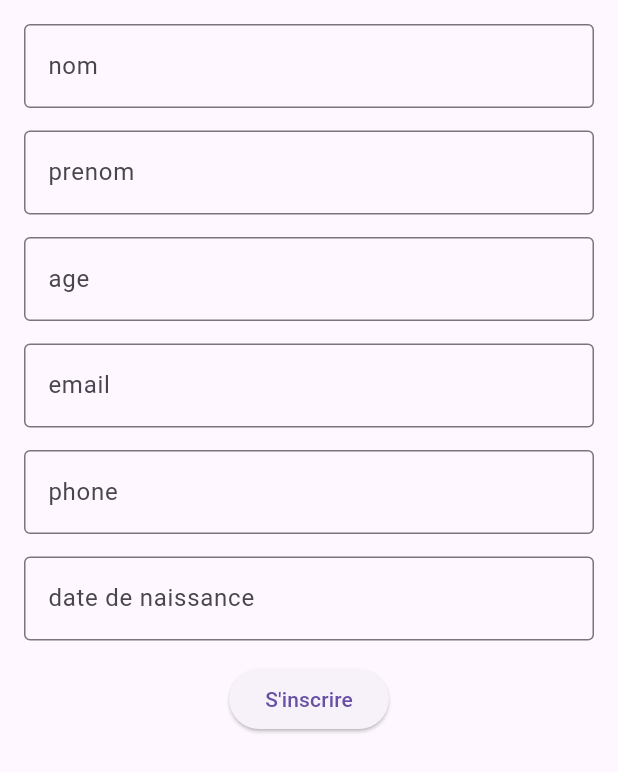
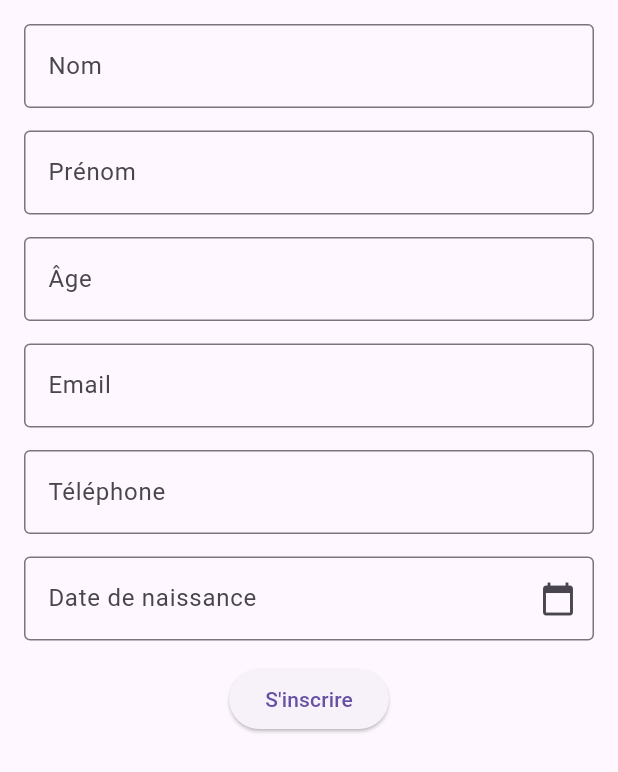
Before and after one commit to ibrahima-42/flutter-gestionUser, a Flutter app: the UserList screen opened directly, after a tap on the "add" icon, on a phone screen of 412 x 824 dp. Shown: the top 772 px of the screen. Run offline on Flutter 3.47's test engine with Material 3 defaults, Android fonts, the light colour scheme and no system bars.

Commit message:
crud ajout user

```diff
--- /dev/null
+++ b/lib/data_service.dart
@@ -0,0 +1,42 @@
+import 'dart:convert';
+import 'dart:io';
+import 'package:flutter/services.dart' show rootBundle;
+import 'package:path_provider/path_provider.dart';
+
+class UserService {
+//methode pour recuperer un fichier
+  Future<File> _getLocalFile() async {
+    final directory = await getApplicationDocumentsDirectory();
+    print(directory.path);
+    return File("${directory.path}/data.json");
+  }
+
+//methode pour recuperer les donnees
+  Future<List<dynamic>> getUsers() async {
+    try {
+      // final file = await _getLocalFile();
+      final file = await _getLocalFile();
+      String content = await file.readAsString();
+      return jsonDecode(content);
+    } catch (e) {
+      print("Erreur de lecture:$e");
+      return [];
+    }
+  }
+
+  //methode pour ajouter les infos saisi
+  Future<void> saveUser(user) async {
+    print("user:$user");
+    // print("data:$data");
+    try {
+      var data = await getUsers();
+      data.add(user);
+      final file = await _getLocalFile();
+      file.writeAsString(jsonEncode(data));
+      print("Ajout success");
+      print("donne ajouter:$data");
+    } catch (e) {
+      print("Erreur :$e");
+    }
+  }
+}
--- a/lib/detail_user.dart
+++ b/lib/detail_user.dart
@@ -1,4 +1,3 @@
-import 'package:flutter/cupertino.dart';
 import 'package:flutter/material.dart';
 
 class DeatilUser extends StatefulWidget {
--- a/lib/user_form.dart
+++ b/lib/user_form.dart
@@ -1,5 +1,6 @@
-import 'package:flutter/cupertino.dart';
 import 'package:flutter/material.dart';
+import 'package:gestionu/data_service.dart';
+import 'package:gestionu/user_list.dart';
 
 class UserForm extends StatefulWidget {
   const UserForm({super.key});
@@ -9,17 +10,19 @@ class UserForm extends StatefulWidget {
 }
 
 class _UserFormState extends State<UserForm> {
-  final GlobalKey _keyForm = GlobalKey<FormState>();
-  final TextEditingController _nomController = new TextEditingController();
-  final TextEditingController _prenomController = new TextEditingController();
-  final TextEditingController _emailController = new TextEditingController();
-  final TextEditingController _phoneController = new TextEditingController();
-  final TextEditingController _ageController = new TextEditingController();
-  final TextEditingController _dateController = new TextEditingController();
+  final GlobalKey<FormState> _keyForm = GlobalKey<FormState>();
+  final TextEditingController _nomController = TextEditingController();
+  final TextEditingController _prenomController = TextEditingController();
+  final TextEditingController _emailController = TextEditingController();
+  final TextEditingController _phoneController = TextEditingController();
+  final TextEditingController _ageController = TextEditingController();
+  final TextEditingController _dateController = TextEditingController();
+
+  UserService _userService = UserService();
 
   @override
   Widget build(BuildContext context) {
-    var _separator = SizedBox(
+    var separator = const SizedBox(
       height: 15.0,
     );
     return Scaffold(
@@ -34,47 +37,140 @@ class _UserFormState extends State<UserForm> {
                     TextFormField(
                       controller: _nomController,
                       keyboardType: TextInputType.name,
-                      decoration: InputDecoration(
-                          label: Text('nom'), border: OutlineInputBorder()),
+                      decoration: const InputDecoration(
+                          label: Text('Nom'), border: OutlineInputBorder()),
+                      validator: (value) {
+                        if (value == null || value.isEmpty) {
+                          return 'Veuillez entrer votre nom';
+                        }
+                        return null;
+                      },
                     ),
-                    _separator,
+                    separator,
                     TextFormField(
                       controller: _prenomController,
                       keyboardType: TextInputType.name,
-                      decoration: InputDecoration(
-                          label: Text('prenom'), border: OutlineInputBorder()),
+                      decoration: const InputDecoration(
+                          label: Text('Prénom'), border: OutlineInputBorder()),
+                      validator: (value) {
+                        if (value == null || value.isEmpty) {
+                          return 'Veuillez entrer votre prénom';
+                        }
+                        return null;
+                      },
                     ),
-                    _separator,
+                    separator,
                     TextFormField(
                       controller: _ageController,
-                      keyboardType: TextInputType.name,
-                      decoration: InputDecoration(
-                          label: Text('age'), border: OutlineInputBorder()),
+                      keyboardType: TextInputType.number,
+                      decoration: const InputDecoration(
+                          label: Text('Âge'), border: OutlineInputBorder()),
+                      validator: (value) {
+                        if (value == null || value.isEmpty) {
+                          return 'Veuillez entrer votre âge';
+                        }
+                        if (int.tryParse(value) == null) {
+                          return 'Veuillez entrer un nombre valide';
+                        }
+                        return null;
+                      },
                     ),
-                    _separator,
+                    separator,
                     TextFormField(
                       controller: _emailController,
-                      keyboardType: TextInputType.name,
-                      decoration: InputDecoration(
-                          label: Text('email'), border: OutlineInputBorder()),
+                      keyboardType: TextInputType.emailAddress,
+                      decoration: const InputDecoration(
+                          label: Text('Email'), border: OutlineInputBorder()),
+                      validator: (value) {
+                        if (value == null || value.isEmpty) {
+                          return 'Veuillez entrer votre email';
+                        }
+                        if (!RegExp(r'^[\w-\.]+@([\w-]+\.)+[\w-]{2,4}$')
+                            .hasMatch(value)) {
+                          return 'Veuillez entrer un email valide';
+                        }
+                        return null;
+                      },
                     ),
-                    _separator,
+                    separator,
                     TextFormField(
                       controller: _phoneController,
-                      keyboardType: TextInputType.name,
-                      decoration: InputDecoration(
-                          label: Text('phone'), border: OutlineInputBorder()),
+                      keyboardType: TextInputType.phone,
+                      decoration: const InputDecoration(
+                          label: Text('Téléphone'),
+                          border: OutlineInputBorder()),
+                      validator: (value) {
+                        if (value == null || value.isEmpty) {
+                          return 'Veuillez entrer votre numéro de téléphone';
+                        }
+                        return null;
+                      },
                     ),
-                    _separator,
+                    separator,
                     TextFormField(
                       controller: _dateController,
                       keyboardType: TextInputType.datetime,
-                      decoration: InputDecoration(
-                          label: Text('date de naissance'),
-                          border: OutlineInputBorder()),
+                      decoration: const InputDecoration(
+                          label: Text('Date de naissance'),
+                          border: OutlineInputBorder(),
+                          suffixIcon: Icon(Icons.calendar_today)),
+                      readOnly: true,
+                      onTap: () async {
+                        DateTime? pickedDate = await showDatePicker(
+                          context: context,
+                          initialDate: DateTime.now(),
+                          firstDate: DateTime(1900),
+                          lastDate: DateTime.now(),
+                        );
+                        if (pickedDate != null) {
+                          setState(() {
+                            _dateController.text =
+                                "${pickedDate.day}/${pickedDate.month}/${pickedDate.year}";
+                          });
+                        }
+                      },
+                      validator: (value) {
+                        if (value == null || value.isEmpty) {
+                          return 'Veuillez entrer votre date de naissance';
+                        }
+                        return null;
+                      },
                     ),
-                    _separator,
-                    ElevatedButton(onPressed: () {}, child: Text("S'inscrire"))
+                    separator,
+                    ElevatedButton(
+                        onPressed: () {
+                          if (_keyForm.currentState!.validate()) {
+                            var user = {
+                              "nom": _nomController.text,
+                              "prenom": _prenomController.text,
+                              "email": _emailController.text,
+                              "phone": _phoneController.text,
+                              "age": _ageController.text,
+                              "date": _dateController.text
+                            };
+                            print("donnees recus:$user");
+                            _userService.saveUser(user).then((value) {
+                              Navigator.push(
+                                  context,
+                                  MaterialPageRoute(
+                                      builder: (context) => UserList()));
+                            });
+                            // TODO: Ajouter la logique de soumission du formulaire ici
+                            ScaffoldMessenger.of(context).showSnackBar(
+                              const SnackBar(
+                                content: Text('Traitement en cours...'),
+                                backgroundColor: Colors.blue,
+                              ),
+                            );
+                          } else {
+                            ScaffoldMessenger.of(context)
+                                .showSnackBar(const SnackBar(
+                              content: Text('Erreur de traitement'),
+                              backgroundColor: Colors.red,
+                            ));
+                          }
+                        },
+                        child: const Text("S'inscrire"))
                   ],
                 ),
               ))
--- a/lib/user_list.dart
+++ b/lib/user_list.dart
@@ -1,5 +1,5 @@
-import 'package:flutter/cupertino.dart';
 import 'package:flutter/material.dart';
+import 'package:gestionu/data_service.dart';
 import 'package:gestionu/detail_user.dart';
 import 'package:gestionu/user_form.dart';
 
@@ -11,100 +11,36 @@ class UserList extends StatefulWidget {
 }
 
 class _ScreenState extends State<UserList> {
-  List<Map> userList = [
-    {
-      "nom": "diallo",
-      "prenom": "malal",
-      "phone": "771234351",
-      "age": 17,
-      "email": "malal@gmail.com",
-      "datenaissance": "10/06/2004"
-    },
-    {
-      "nom": "ndiaye",
-      "prenom": "amadou",
-      "phone": "771234352",
-      "age": 20,
-      "email": "amadou@gmail.com",
-      "datenaissance": "15/08/2003"
-    },
-    {
-      "nom": "diop",
-      "prenom": "aissatou",
-      "phone": "771234353",
-      "age": 19,
-      "email": "aissatou@gmail.com",
-      "datenaissance": "22/01/2005"
-    },
-    {
-      "nom": "fall",
-      "prenom": "ibrahima",
-      "phone": "771234354",
-      "age": 18,
-      "email": "ibrahima@gmail.com",
-      "datenaissance": "09/03/2006"
-    },
-    {
-      "nom": "gueye",
-      "prenom": "sokhna",
-      "phone": "771234355",
-      "age": 16,
-      "email": "sokhna@gmail.com",
-      "datenaissance": "12/12/2007"
-    },
-    {
-      "nom": "seck",
-      "prenom": "moussa",
-      "phone": "771234356",
-      "age": 21,
-      "email": "moussa@gmail.com",
-      "datenaissance": "06/07/2002"
-    },
-    {
-      "nom": "sarr",
-      "prenom": "fatou",
-      "phone": "771234357",
-      "age": 22,
-      "email": "fatou@gmail.com",
-      "datenaissance": "03/11/2001"
-    },
-    {
-      "nom": "ba",
-      "prenom": "khadim",
-      "phone": "771234358",
-      "age": 23,
-      "email": "khadim@gmail.com",
-      "datenaissance": "27/04/2000"
-    },
-    {
-      "nom": "camara",
-      "prenom": "bineta",
-      "phone": "771234359",
-      "age": 24,
-      "email": "bineta@gmail.com",
-      "datenaissance": "17/09/1999"
-    },
-    {
-      "nom": "faye",
-      "prenom": "omar",
-      "phone": "771234360",
-      "age": 25,
-      "email": "omar@gmail.com",
-      "datenaissance": "29/05/1998"
-    }
-  ];
+  UserService _userService = UserService();
+  List<dynamic> userList = [];
   @override
   Widget build(BuildContext context) {
     return Scaffold(
-        body: ListView.builder(
+        appBar: AppBar(
+          backgroundColor: Colors.blue,
+          title: const Text(
+            'User_list',
+            style: TextStyle(color: Colors.white),
+          ),
+        ),
+        body: FutureBuilder<List<dynamic>>(
+            future: _userService.getUsers(),
+            builder: ((context, snapshot) {
+              // print(snapshot.data);
+              if (snapshot.hasData) {
+                userList = snapshot.data!;
+              }
+              return ListView.builder(
                   itemCount: userList.length,
                   itemBuilder: (context, index) {
                     var user = userList[index];
                     return ListTile(
                       leading: CircleAvatar(
                         backgroundColor: Colors.blue,
-                  child: Text(user['prenom'][0],
-                      style: TextStyle(color: Colors.white)),
+                        child: Text(
+                            "${user['prenom'][0]} ${user['nom'][0]}"
+                                .toUpperCase(),
+                            style: const TextStyle(color: Colors.white)),
                       ),
                       title: Text("${user['prenom']} ${user['nom']}"),
                       subtitle: Text("${user['phone']}"),
@@ -113,23 +49,26 @@ class _ScreenState extends State<UserList> {
                             Navigator.push(
                                 context,
                                 MaterialPageRoute(
-                              builder: (context) => DeatilUser(user: user)));
+                                    builder: (context) =>
+                                        DeatilUser(user: user)));
                           },
-                    icon: Icon(
+                          icon: const Icon(
                             Icons.arrow_right,
                             size: 32.0,
                             color: Colors.black,
                           )),
                     );
-            }),
+                  });
+            })),
         floatingActionButton: Container(
-          decoration: BoxDecoration(color: Colors.blue, shape: BoxShape.circle),
+          decoration:
+              const BoxDecoration(color: Colors.blue, shape: BoxShape.circle),
           child: IconButton(
             onPressed: () {
-              Navigator.push(
-                  context, MaterialPageRoute(builder: (context) => UserForm()));
+              Navigator.push(context,
+                  MaterialPageRoute(builder: (context) => const UserForm()));
             },
-            icon: Icon(
+            icon: const Icon(
               Icons.add,
               color: Colors.white,
             ),
```
Also changed, not shown: assets/data.json (added, +82 -0 lines), lib/main.dart (+4 -4 lines), pubspec.yaml (+4 -4 lines), pubspec.lock, 3 other files. Lines whose indentation alone changed are shown as unchanged.
